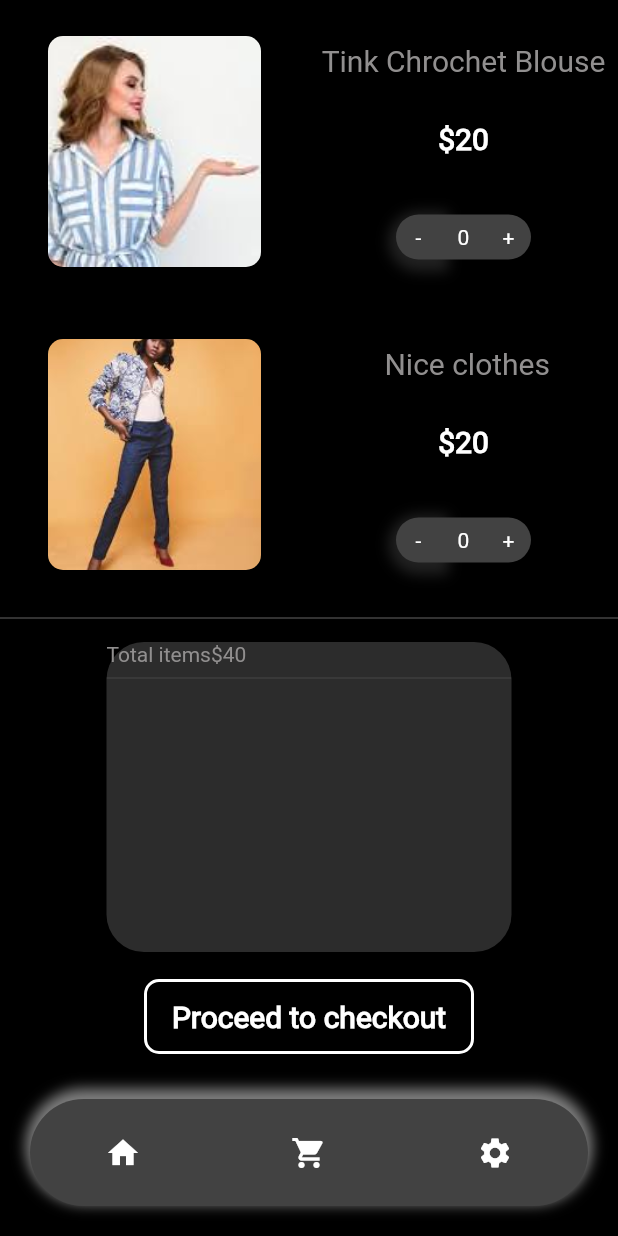
After one commit to enaannan/fashion_shop, a Flutter app: the CartScreen screen opened directly, on a phone screen of 412 x 824 dp. The commit adds this screen. Run offline on Flutter 3.47's test engine with Material 2 defaults, Android fonts, the phone set to English and light mode, and no system bars.

Commit message:
added the cart screen, but not complete

```diff
--- a/lib/components/BottomMenuButton.dart
+++ b/lib/components/BottomMenuButton.dart
@@ -1,4 +1,5 @@
 import 'package:flutter/material.dart';
+import 'package:fashion_shop/screens/cart_screen.dart';
 
 class BottomMenuButton extends StatefulWidget {
   @override
@@ -6,7 +7,6 @@ class BottomMenuButton extends StatefulWidget {
 }
 
 class _BottomMenuButtonState extends State<BottomMenuButton> {
-  int counter = 0;
   @override
   Widget build(BuildContext context) {
     return Padding(
@@ -32,7 +32,9 @@ class _BottomMenuButtonState extends State<BottomMenuButton> {
           children: <Widget>[
             Expanded(
               child: InkWell(
-                onTap: () {},
+                onTap: () {
+                  // Do something the the home icon is pressed
+                },
                 child: Container(
                   child: Icon(Icons.home),
                   decoration: BoxDecoration(
@@ -45,19 +47,23 @@ class _BottomMenuButtonState extends State<BottomMenuButton> {
               ),
             ),
             Expanded(
-              child: Container(
-                child: Icon(Icons.shopping_cart),
-                decoration: BoxDecoration(
-                  color: Color(0xFF424242),
+              child: InkWell(
+                onTap: () {
+                  Navigator.push(context,
+                      MaterialPageRoute(builder: (context) => CartScreen()));
+                },
+                child: Container(
+                  child: Icon(Icons.shopping_cart),
+                  decoration: BoxDecoration(
+                    color: Color(0xFF424242),
+                  ),
                 ),
               ),
             ),
             Expanded(
               child: InkWell(
                   onTap: () {
-                    setState(() {
-                      counter++;
-                    });
+                    //do something when settings icon is pressed
                   },
                   child: Container(
                     child: Icon(Icons.settings),
--- /dev/null
+++ b/lib/screens/cart_screen.dart
@@ -0,0 +1,162 @@
+import 'package:flutter/material.dart';
+import 'package:fashion_shop/components/BottomMenuButton.dart';
+import 'package:fashion_shop/components/OtherProductsImageCard.dart';
+import 'package:fashion_shop/components/QuantityCounterButton.dart';
+
+class CartScreen extends StatelessWidget {
+  @override
+  Widget build(BuildContext context) {
+    return SafeArea(
+      child: Scaffold(
+        body: Column(
+          children: <Widget>[
+            Expanded(
+                flex: 1,
+                child: Column(
+                  children: <Widget>[
+                    CartTile(
+                      productImage: AssetImage('images/fashion2.jpg'),
+                      productName: 'Tink Chrochet Blouse',
+                    ),
+                    CartTile(
+                      productImage: AssetImage('images/fashion3.jpg'),
+                      productName: ' Nice clothes',
+                    ),
+                  ],
+                )),
+            Divider(
+              color: Color(0xFF666565),
+            ),
+            Expanded(
+                child: Column(
+              children: <Widget>[
+                Expanded(
+                  child: Padding(
+                    padding: const EdgeInsets.symmetric(
+                        vertical: 8.0, horizontal: 50.0),
+                    child: Container(
+                      width: 270.0,
+                      height: 500.0,
+                      decoration: BoxDecoration(
+                          color: Color(0xFF2C2C2C),
+                          borderRadius:
+                              BorderRadius.all(Radius.circular(25.0))),
+                      child: Column(
+                        children: <Widget>[
+                          Column(
+                            children: <Widget>[
+                              CheckoutSummary(
+                                summaryTitle: 'Total items',
+                                summaryValue: '\$40',
+                              ),
+                            ],
+                          ),
+                          Divider(),
+                        ],
+                      ),
+                    ),
+                  ),
+                  flex: 2,
+                ),
+                Padding(
+                  padding: const EdgeInsets.all(10.0),
+                  child: Container(
+                    width: 220.0,
+                    height: 50.0,
+                    child: OutlineButton(
+                      shape: RoundedRectangleBorder(
+                          borderRadius:
+                              BorderRadius.all(Radius.circular(10.0))),
+                      onPressed: () {},
+                      borderSide: BorderSide(
+                          color: Colors.white,
+                          width: 2.0,
+                          style: BorderStyle.solid),
+                      child: Text(
+                        'Proceed to checkout',
+                        style: TextStyle(
+                            fontSize: 20.0, fontWeight: FontWeight.bold),
+                      ),
+                    ),
+                  ),
+                ),
+                Expanded(
+                  flex: 1,
+                  child: BottomMenuButton(),
+                ),
+              ],
+            ))
+          ],
+        ),
+      ),
+    );
+  }
+}
+
+//Todo: fix this widget to display the 'items     $40'
+class CheckoutSummary extends StatelessWidget {
+  final String summaryTitle;
+  final String summaryValue;
+  CheckoutSummary({@required this.summaryTitle, @required this.summaryValue});
+  @override
+  Widget build(BuildContext context) {
+    return Expanded(
+      child: Row(
+        children: <Widget>[
+          Text(
+            summaryTitle,
+            style: TextStyle(color: Color(0xFF918F8F)),
+          ),
+          Text(
+            summaryValue,
+            style: TextStyle(
+              color: Color(0xFF918F8F),
+            ),
+          ),
+        ],
+      ),
+    );
+  }
+}
+
+class CartTile extends StatelessWidget {
+  final AssetImage productImage;
+  final String productName;
+  CartTile({@required this.productImage, @required this.productName});
+  @override
+  Widget build(BuildContext context) {
+    return Expanded(
+      child: Row(
+        children: <Widget>[
+          Expanded(
+            child: Padding(
+              padding: const EdgeInsets.all(20.0),
+              child: Container(
+                width: double.infinity,
+                height: double.infinity,
+                child: OtherProductsImageCard(
+                  productImage: productImage,
+                ),
+              ),
+            ),
+          ),
+          Expanded(
+              child: Column(
+            mainAxisAlignment: MainAxisAlignment.spaceEvenly,
+            children: <Widget>[
+              Text(
+                productName,
+                style: TextStyle(color: Color(0xFF918F8F), fontSize: 20.0),
+              ),
+              Text(
+                '\$20',
+                style: TextStyle(fontSize: 20.0, fontWeight: FontWeight.bold),
+              ),
+              QuantityCounterButton(),
+            ],
+          ))
+        ],
+      ),
+    );
+  }
+}
--- a/lib/screens/product_view.dart
+++ b/lib/screens/product_view.dart
@@ -1,6 +1,7 @@
 import 'package:flutter/material.dart';
 import 'package:fashion_shop/components/PriceCard.dart';
 import 'package:fashion_shop/components/OtherProductsImageCard.dart';
+import 'package:fashion_shop/components/BottomMenuButton.dart';
 
 class ProductView extends StatelessWidget {
   final AssetImage productImage;
@@ -12,6 +13,7 @@ class ProductView extends StatelessWidget {
         body: Column(
           children: <Widget>[
             Expanded(
+                flex: 2,
                 child: Padding(
                   padding:
                       const EdgeInsets.only(left: 30.0, right: 30.0, top: 10.0),
@@ -28,7 +30,12 @@ class ProductView extends StatelessWidget {
                   ),
                 )),
             Expanded(
+              flex: 3,
               child: Container(
+                decoration: BoxDecoration(
+                  borderRadius:
+                      BorderRadius.only(topRight: Radius.circular(30.0)),
+                ),
                 child: Column(
                   children: <Widget>[
                     Padding(
@@ -97,15 +104,14 @@ class ProductView extends StatelessWidget {
                           OtherProductsImageCard(
                             productImage: AssetImage('images/fashion3.jpg'),
                           ),
-//                  ImageCard(
-//                    productImage: AssetImage('/images/fashionshop1.png'),
-//                  )
                         ],
                       ),
-                    )
+                    ),
+                    Expanded(
+                      child: BottomMenuButton(),
+                    ),
                   ],
                 ),
-                decoration: BoxDecoration(),
               ),
             )
           ],
--- a/lib/screens/products_screen.dart
+++ b/lib/screens/products_screen.dart
@@ -5,6 +5,7 @@ import 'package:fashion_shop/components/PriceCard.dart';
 import 'package:fashion_shop/components/QuantityCounterButton.dart';
 import 'package:fashion_shop/components/BottomMenuButton.dart';
 import 'package:fashion_shop/screens/product_view.dart';
+import 'package:fashion_shop/screens/cart_screen.dart';
 
 class ProductsScreen extends StatefulWidget {
   @override
@@ -44,9 +45,17 @@ class _ProductsScreenState extends State<ProductsScreen> {
                   ),
                   Padding(
                     padding: EdgeInsets.only(right: 25.0),
-                    child: Icon(
-                      Icons.shopping_cart,
-                      size: 40.0,
+                    child: InkWell(
+                      onTap: () {
+                        Navigator.push(
+                            context,
+                            MaterialPageRoute(
+                                builder: (context) => CartScreen()));
+                      },
+                      child: Icon(
+                        Icons.shopping_cart,
+                        size: 40.0,
+                      ),
                     ),
                   ),
                 ],
```
Lines whose indentation alone changed are shown as unchanged.
